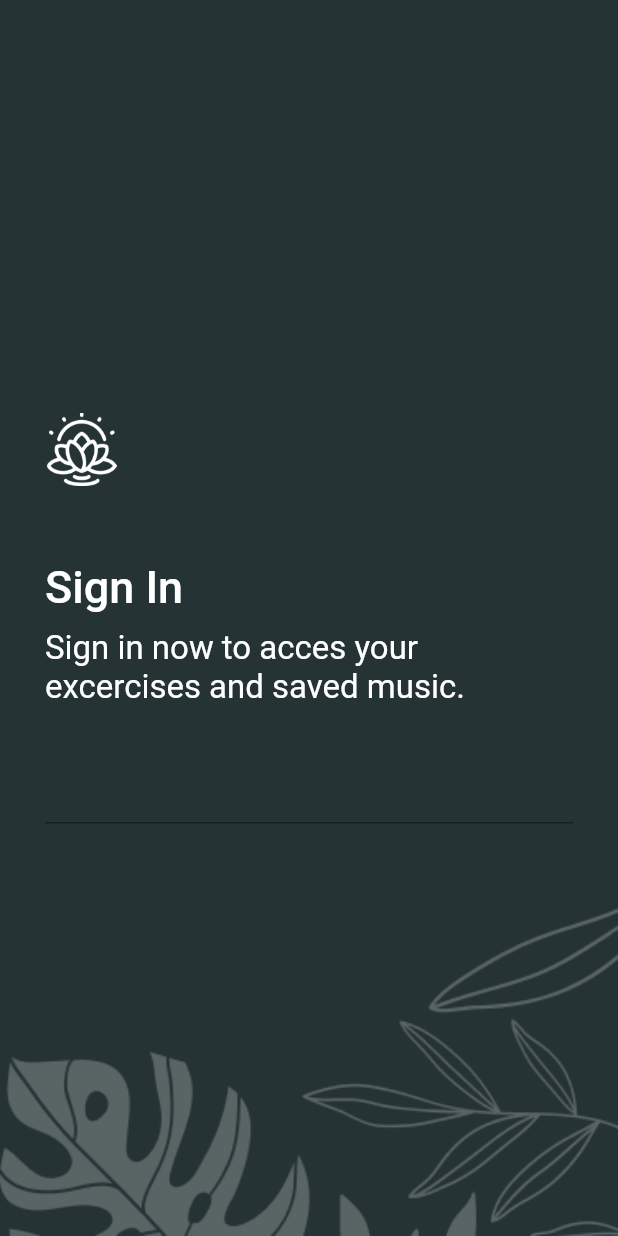
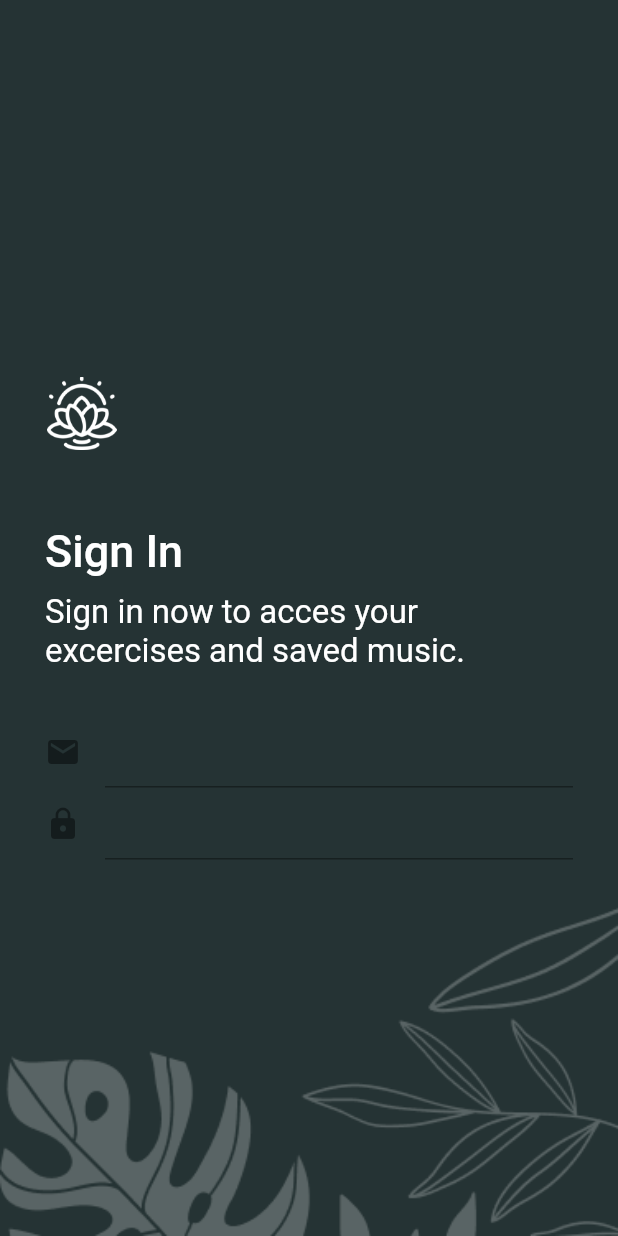
Before and after one commit to 5CYTH3/Yoguha, a Flutter app: the screen it shows after launch, after a tap on "Login with Email", on a phone screen of 412 x 824 dp. Run offline on Flutter 3.47's test engine with Material 2 defaults, Android fonts, the phone set to English and light mode, and no system bars; our stand-ins replace firebase_auth, firebase_core, google_fonts; accounts and stored records are empty; Roboto replaces fonts that are missing (Alegreya).

Commit message:
Implementing Firebase + Creating login screen.

```diff
--- a/lib/main.dart
+++ b/lib/main.dart
@@ -1,6 +1,10 @@
+import 'package:dribbly/src/auth_service.dart';
+import 'package:dribbly/src/views/main_screen.dart';
+import 'package:firebase_auth/firebase_auth.dart';
 import 'package:firebase_core/firebase_core.dart';
 import 'package:flutter/material.dart';
 import 'src/views/home_screen.dart';
+import 'package:provider/provider.dart';
 
 Future<void> main() async {
   WidgetsFlutterBinding.ensureInitialized();
@@ -12,7 +16,12 @@ Future<void> main() async {
 class MyApp extends StatelessWidget {
   @override
   Widget build(BuildContext context) {
-    return MaterialApp(
+    return MultiProvider(
+      providers: [
+        Provider<AuthService>(create: (_) => AuthService(FirebaseAuth.instance)),
+        StreamProvider(create: (_) => (context).read()<AuthService>().authStateChanges, initialData: null,)
+      ],
+        child: MaterialApp(
         title: 'Yoguha',
         theme: ThemeData(
           primarySwatch: Colors.blue,
@@ -21,6 +30,21 @@ class MyApp extends StatelessWidget {
         ),
         home: HomeScreen(),
         debugShowCheckedModeBanner: false,
+      ),
     );
   }
 }
+
+class AuthWrapper extends StatelessWidget {
+  const AuthWrapper({ Key? key }) : super(key: key);
+
+  @override
+  Widget build(BuildContext context) {
+    final firebaseUser = context.watch()<User>();
+
+    if (firebaseUser != null) {
+      return MainScreen();
+    }
+    return AlertDialog(content: Text("The user does not exist."),);
+  }
+}
--- a/lib/src/views/login_screen.dart
+++ b/lib/src/views/login_screen.dart
@@ -19,6 +19,7 @@ class LoginScreenBody extends StatelessWidget {
   @override
   Widget build(BuildContext context) {
     final maxWidth = MediaQuery.of(context).size.width;
+    final gray = Color(0xFFBEC2C2);
 
     return Container(
       width: maxWidth,
@@ -42,8 +43,8 @@ class LoginScreenBody extends StatelessWidget {
                 ),
                 Text("Sign in now to acces your excercises and saved music.", style: GoogleFonts.alegreyaSans(fontSize: 22, color: Color.fromRGBO(255, 255, 255, 70), fontWeight: FontWeight.w400)),
                 SizedBox(height: 30),
-                TextField(style: TextStyle(color: Colors.white),)
-
+                TextField(style: TextStyle(color: Colors.white), decoration: InputDecoration(icon: Icon(Icons.mail), hoverColor: gray, fillColor: gray)),
+                TextField(decoration: InputDecoration(icon: Icon(Icons.lock)),),
               ],
             ),
           ],
--- a/lib/src/views/splash_screen.dart
+++ /dev/null
@@ -1 +0,0 @@
-import 'package:flutter/material.dart';
--- a/pubspec.yaml
+++ b/pubspec.yaml
@@ -31,6 +31,7 @@ dependencies:
 
   firebase_auth: ^2.0.0
   firebase_core: ^1.3.0
+  provider: ^5.0.0
 
 dev_dependencies:
   flutter_test:
```
Also changed, not shown: lib/src/auth_service.dart (+10 -4 lines), lib/src/views/main_screen.dart (added, +24 -0 lines), pubspec.lock, 3 other files. Lines whose indentation alone changed are shown as unchanged.
